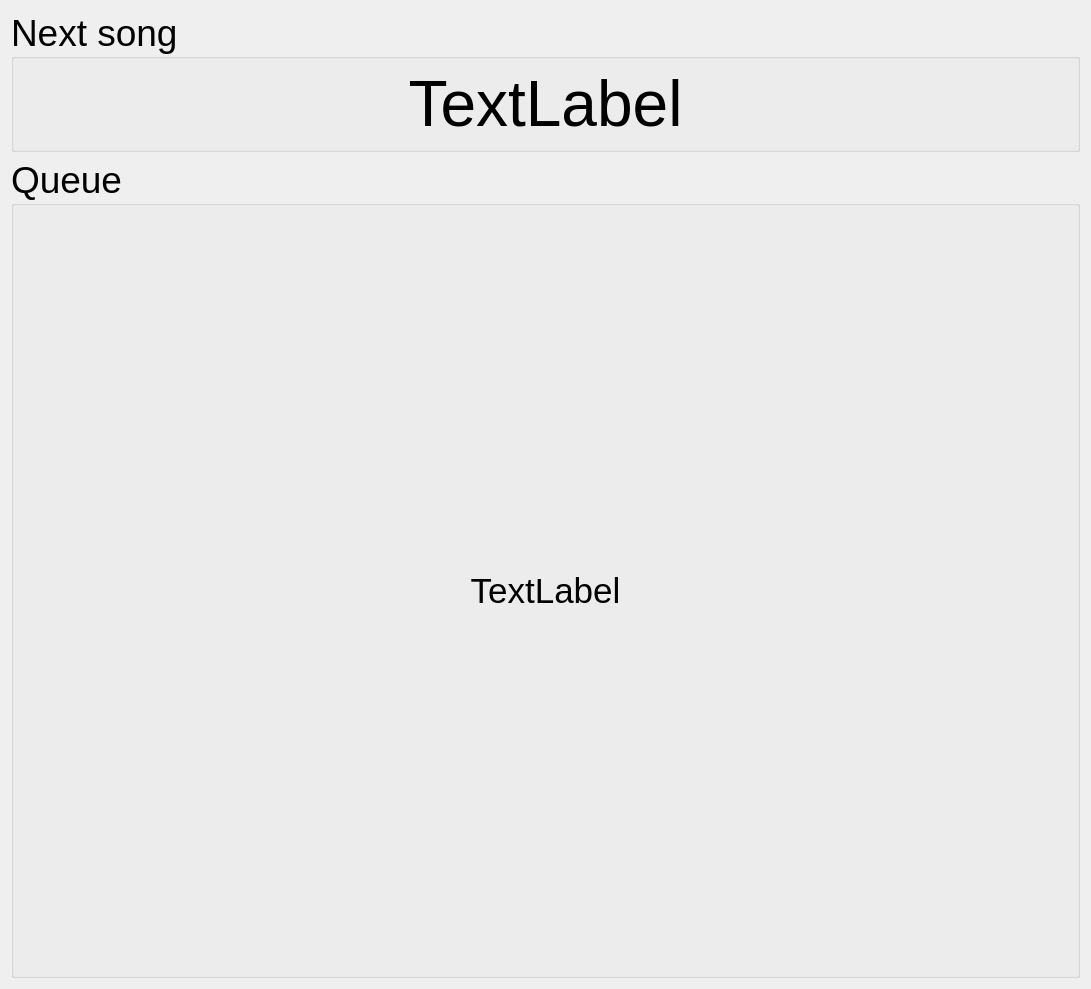
Before: the Qt Designer form pause.ui in metellius/karaserver, drawn with Qt 5.
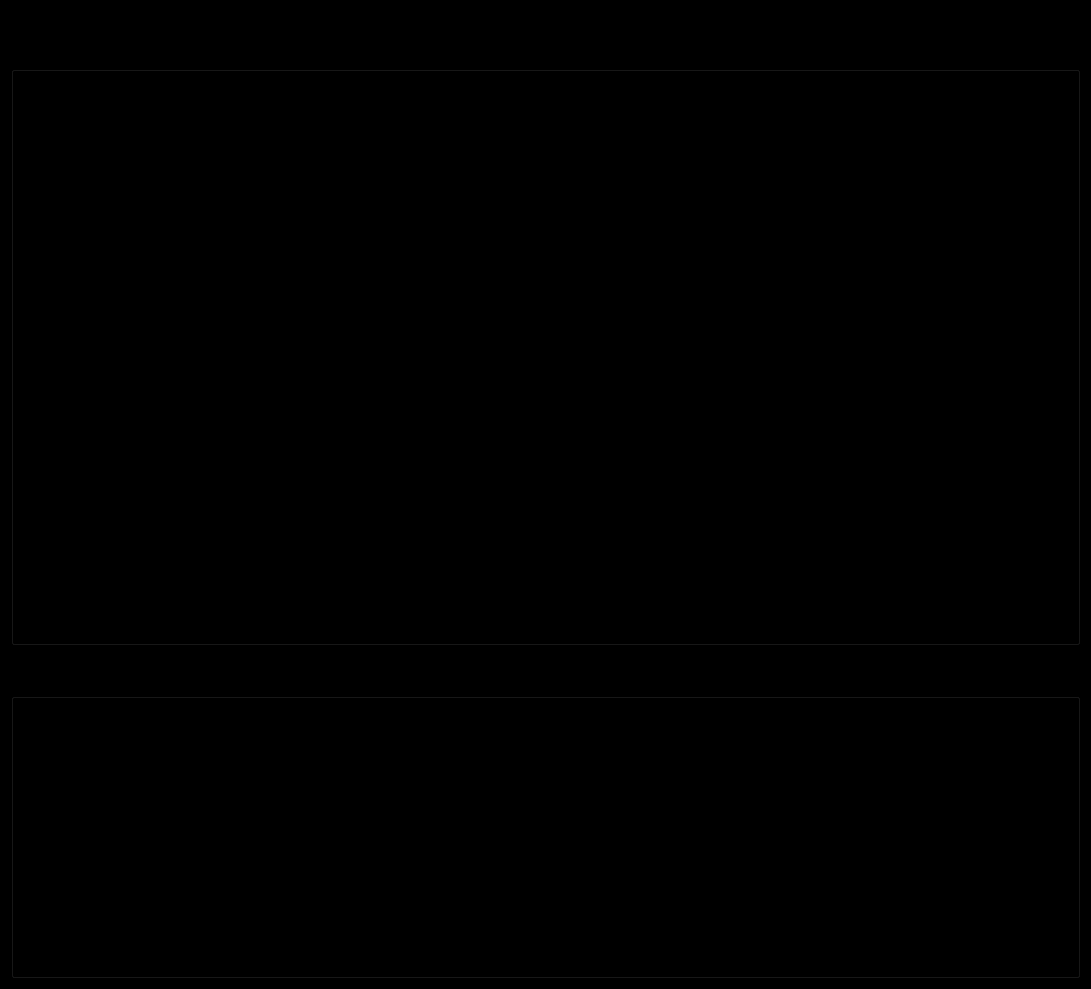
After: the same form once the commit is applied.

The edit to the form file:
```diff
--- a/pause.ui
+++ b/pause.ui
@@ -10,6 +10,421 @@
     <height>989</height>
    </rect>
   </property>
+  <property name="palette">
+   <palette>
+    <active>
+     <colorrole role="WindowText">
+      <brush brushstyle="SolidPattern">
+       <color alpha="255">
+        <red>255</red>
+        <green>255</green>
+        <blue>255</blue>
+       </color>
+      </brush>
+     </colorrole>
+     <colorrole role="Button">
+      <brush brushstyle="SolidPattern">
+       <color alpha="255">
+        <red>0</red>
+        <green>0</green>
+        <blue>0</blue>
+       </color>
+      </brush>
+     </colorrole>
+     <colorrole role="Light">
+      <brush brushstyle="SolidPattern">
+       <color alpha="255">
+        <red>0</red>
+        <green>0</green>
+        <blue>0</blue>
+       </color>
+      </brush>
+     </colorrole>
+     <colorrole role="Midlight">
+      <brush brushstyle="SolidPattern">
+       <color alpha="255">
+        <red>0</red>
+        <green>0</green>
+        <blue>0</blue>
+       </color>
+      </brush>
+     </colorrole>
+     <colorrole role="Dark">
+      <brush brushstyle="SolidPattern">
+       <color alpha="255">
+        <red>0</red>
+        <green>0</green>
+        <blue>0</blue>
+       </color>
+      </brush>
+     </colorrole>
+     <colorrole role="Mid">
+      <brush brushstyle="SolidPattern">
+       <color alpha="255">
+        <red>0</red>
+        <green>0</green>
+        <blue>0</blue>
+       </color>
+      </brush>
+     </colorrole>
+     <colorrole role="Text">
+      <brush brushstyle="SolidPattern">
+       <color alpha="255">
+        <red>255</red>
+        <green>255</green>
+        <blue>255</blue>
+       </color>
+      </brush>
+     </colorrole>
+     <colorrole role="BrightText">
+      <brush brushstyle="SolidPattern">
+       <color alpha="255">
+        <red>255</red>
+        <green>255</green>
+        <blue>255</blue>
+       </color>
+      </brush>
+     </colorrole>
+     <colorrole role="ButtonText">
+      <brush brushstyle="SolidPattern">
+       <color alpha="255">
+        <red>255</red>
+        <green>255</green>
+        <blue>255</blue>
+       </color>
+      </brush>
+     </colorrole>
+     <colorrole role="Base">
+      <brush brushstyle="SolidPattern">
+       <color alpha="255">
+        <red>0</red>
+        <green>0</green>
+        <blue>0</blue>
+       </color>
+      </brush>
+     </colorrole>
+     <colorrole role="Window">
+      <brush brushstyle="SolidPattern">
+       <color alpha="255">
+        <red>0</red>
+        <green>0</green>
+        <blue>0</blue>
+       </color>
+      </brush>
+     </colorrole>
+     <colorrole role="Shadow">
+      <brush brushstyle="SolidPattern">
+       <color alpha="255">
+        <red>0</red>
+        <green>0</green>
+        <blue>0</blue>
+       </color>
+      </brush>
+     </colorrole>
+     <colorrole role="AlternateBase">
+      <brush brushstyle="SolidPattern">
+       <color alpha="255">
+        <red>0</red>
+        <green>0</green>
+        <blue>0</blue>
+       </color>
+      </brush>
+     </colorrole>
+     <colorrole role="ToolTipBase">
+      <brush brushstyle="SolidPattern">
+       <color alpha="255">
+        <red>255</red>
+        <green>255</green>
+        <blue>220</blue>
+       </color>
+      </brush>
+     </colorrole>
+     <colorrole role="ToolTipText">
+      <brush brushstyle="SolidPattern">
+       <color alpha="255">
+        <red>0</red>
+        <green>0</green>
+        <blue>0</blue>
+       </color>
+      </brush>
+     </colorrole>
+    </active>
+    <inactive>
+     <colorrole role="WindowText">
+      <brush brushstyle="SolidPattern">
+       <color alpha="255">
+        <red>255</red>
+        <green>255</green>
+        <blue>255</blue>
+       </color>
+      </brush>
+     </colorrole>
+     <colorrole role="Button">
+      <brush brushstyle="SolidPattern">
+       <color alpha="255">
+        <red>0</red>
+        <green>0</green>
+        <blue>0</blue>
+       </color>
+      </brush>
+     </colorrole>
+     <colorrole role="Light">
+      <brush brushstyle="SolidPattern">
+       <color alpha="255">
+        <red>0</red>
+        <green>0</green>
+        <blue>0</blue>
+       </color>
+      </brush>
+     </colorrole>
+     <colorrole role="Midlight">
+      <brush brushstyle="SolidPattern">
+       <color alpha="255">
+        <red>0</red>
+        <green>0</green>
+        <blue>0</blue>
+       </color>
+      </brush>
+     </colorrole>
+     <colorrole role="Dark">
+      <brush brushstyle="SolidPattern">
+       <color alpha="255">
+        <red>0</red>
+        <green>0</green>
+        <blue>0</blue>
+       </color>
+      </brush>
+     </colorrole>
+     <colorrole role="Mid">
+      <brush brushstyle="SolidPattern">
+       <color alpha="255">
+        <red>0</red>
+        <green>0</green>
+        <blue>0</blue>
+       </color>
+      </brush>
+     </colorrole>
+     <colorrole role="Text">
+      <brush brushstyle="SolidPattern">
+       <color alpha="255">
+        <red>255</red>
+        <green>255</green>
+        <blue>255</blue>
+       </color>
+      </brush>
+     </colorrole>
+     <colorrole role="BrightText">
+      <brush brushstyle="SolidPattern">
+       <color alpha="255">
+        <red>255</red>
+        <green>255</green>
+        <blue>255</blue>
+       </color>
+      </brush>
+     </colorrole>
+     <colorrole role="ButtonText">
+      <brush brushstyle="SolidPattern">
+       <color alpha="255">
+        <red>255</red>
+        <green>255</green>
+        <blue>255</blue>
+       </color>
+      </brush>
+     </colorrole>
+     <colorrole role="Base">
+      <brush brushstyle="SolidPattern">
+       <color alpha="255">
+        <red>0</red>
+        <green>0</green>
+        <blue>0</blue>
+       </color>
+      </brush>
+     </colorrole>
+     <colorrole role="Window">
+      <brush brushstyle="SolidPattern">
+       <color alpha="255">
+        <red>0</red>
+        <green>0</green>
+        <blue>0</blue>
+       </color>
+      </brush>
+     </colorrole>
+     <colorrole role="Shadow">
+      <brush brushstyle="SolidPattern">
+       <color alpha="255">
+        <red>0</red>
+        <green>0</green>
+        <blue>0</blue>
+       </color>
+      </brush>
+     </colorrole>
+     <colorrole role="AlternateBase">
+      <brush brushstyle="SolidPattern">
+       <color alpha="255">
+        <red>0</red>
+        <green>0</green>
+        <blue>0</blue>
+       </color>
+      </brush>
+     </colorrole>
+     <colorrole role="ToolTipBase">
+      <brush brushstyle="SolidPattern">
+       <color alpha="255">
+        <red>255</red>
+        <green>255</green>
+        <blue>220</blue>
+       </color>
+      </brush>
+     </colorrole>
+     <colorrole role="ToolTipText">
+      <brush brushstyle="SolidPattern">
+       <color alpha="255">
+        <red>0</red>
+        <green>0</green>
+        <blue>0</blue>
+       </color>
+      </brush>
+     </colorrole>
+    </inactive>
+    <disabled>
+     <colorrole role="WindowText">
+      <brush brushstyle="SolidPattern">
+       <color alpha="255">
+        <red>0</red>
+        <green>0</green>
+        <blue>0</blue>
+       </color>
+      </brush>
+     </colorrole>
+     <colorrole role="Button">
+      <brush brushstyle="SolidPattern">
+       <color alpha="255">
+        <red>0</red>
+        <green>0</green>
+        <blue>0</blue>
+       </color>
+      </brush>
+     </colorrole>
+     <colorrole role="Light">
+      <brush brushstyle="SolidPattern">
+       <color alpha="255">
+        <red>0</red>
+        <green>0</green>
+        <blue>0</blue>
+       </color>
+      </brush>
+     </colorrole>
+     <colorrole role="Midlight">
+      <brush brushstyle="SolidPattern">
+       <color alpha="255">
+        <red>0</red>
+        <green>0</green>
+        <blue>0</blue>
+       </color>
+      </brush>
+     </colorrole>
+     <colorrole role="Dark">
+      <brush brushstyle="SolidPattern">
+       <color alpha="255">
+        <red>0</red>
+        <green>0</green>
+        <blue>0</blue>
+       </color>
+      </brush>
+     </colorrole>
+     <colorrole role="Mid">
+      <brush brushstyle="SolidPattern">
+       <color alpha="255">
+        <red>0</red>
+        <green>0</green>
+        <blue>0</blue>
+       </color>
+      </brush>
+     </colorrole>
+     <colorrole role="Text">
+      <brush brushstyle="SolidPattern">
+       <color alpha="255">
+        <red>0</red>
+        <green>0</green>
+        <blue>0</blue>
+       </color>
+      </brush>
+     </colorrole>
+     <colorrole role="BrightText">
+      <brush brushstyle="SolidPattern">
+       <color alpha="255">
+        <red>255</red>
+        <green>255</green>
+        <blue>255</blue>
+       </color>
+      </brush>
+     </colorrole>
+     <colorrole role="ButtonText">
+      <brush brushstyle="SolidPattern">
+       <color alpha="255">
+        <red>0</red>
+        <green>0</green>
+        <blue>0</blue>
+       </color>
+      </brush>
+     </colorrole>
+     <colorrole role="Base">
+      <brush brushstyle="SolidPattern">
+       <color alpha="255">
+        <red>0</red>
+        <green>0</green>
+        <blue>0</blue>
+       </color>
+      </brush>
+     </colorrole>
+     <colorrole role="Window">
+      <brush brushstyle="SolidPattern">
+       <color alpha="255">
+        <red>0</red>
+        <green>0</green>
+        <blue>0</blue>
+       </color>
+      </brush>
+     </colorrole>
+     <colorrole role="Shadow">
+      <brush brushstyle="SolidPattern">
+       <color alpha="255">
+        <red>0</red>
+        <green>0</green>
+        <blue>0</blue>
+       </color>
+      </brush>
+     </colorrole>
+     <colorrole role="AlternateBase">
+      <brush brushstyle="SolidPattern">
+       <color alpha="255">
+        <red>0</red>
+        <green>0</green>
+        <blue>0</blue>
+       </color>
+      </brush>
+     </colorrole>
+     <colorrole role="ToolTipBase">
+      <brush brushstyle="SolidPattern">
+       <color alpha="255">
+        <red>255</red>
+        <green>255</green>
+        <blue>220</blue>
+       </color>
+      </brush>
+     </colorrole>
+     <colorrole role="ToolTipText">
+      <brush brushstyle="SolidPattern">
+       <color alpha="255">
+        <red>0</red>
+        <green>0</green>
+        <blue>0</blue>
+       </color>
+      </brush>
+     </colorrole>
+    </disabled>
+   </palette>
+  </property>
   <property name="font">
    <font>
     <pointsize>28</pointsize>
@@ -22,11 +437,432 @@
    <item>
     <widget class="QGroupBox" name="groupBox">
      <property name="sizePolicy">
-      <sizepolicy hsizetype="Preferred" vsizetype="Maximum">
+      <sizepolicy hsizetype="Preferred" vsizetype="Expanding">
        <horstretch>0</horstretch>
        <verstretch>0</verstretch>
       </sizepolicy>
      </property>
+     <property name="palette">
+      <palette>
+       <active>
+        <colorrole role="WindowText">
+         <brush brushstyle="SolidPattern">
+          <color alpha="255">
+           <red>0</red>
+           <green>0</green>
+           <blue>0</blue>
+          </color>
+         </brush>
+        </colorrole>
+        <colorrole role="Button">
+         <brush brushstyle="SolidPattern">
+          <color alpha="255">
+           <red>69</red>
+           <green>255</green>
+           <blue>255</blue>
+          </color>
+         </brush>
+        </colorrole>
+        <colorrole role="Light">
+         <brush brushstyle="SolidPattern">
+          <color alpha="255">
+           <red>197</red>
+           <green>255</green>
+           <blue>255</blue>
+          </color>
+         </brush>
+        </colorrole>
+        <colorrole role="Midlight">
+         <brush brushstyle="SolidPattern">
+          <color alpha="255">
+           <red>133</red>
+           <green>255</green>
+           <blue>255</blue>
+          </color>
+         </brush>
+        </colorrole>
+        <colorrole role="Dark">
+         <brush brushstyle="SolidPattern">
+          <color alpha="255">
+           <red>34</red>
+           <green>127</green>
+           <blue>127</blue>
+          </color>
+         </brush>
+        </colorrole>
+        <colorrole role="Mid">
+         <brush brushstyle="SolidPattern">
+          <color alpha="255">
+           <red>46</red>
+           <green>170</green>
+           <blue>170</blue>
+          </color>
+         </brush>
+        </colorrole>
+        <colorrole role="Text">
+         <brush brushstyle="SolidPattern">
+          <color alpha="255">
+           <red>0</red>
+           <green>0</green>
+           <blue>0</blue>
+          </color>
+         </brush>
+        </colorrole>
+        <colorrole role="BrightText">
+         <brush brushstyle="SolidPattern">
+          <color alpha="255">
+           <red>255</red>
+           <green>255</green>
+           <blue>255</blue>
+          </color>
+         </brush>
+        </colorrole>
+        <colorrole role="ButtonText">
+         <brush brushstyle="SolidPattern">
+          <color alpha="255">
+           <red>0</red>
+           <green>0</green>
+           <blue>0</blue>
+          </color>
+         </brush>
+        </colorrole>
+        <colorrole role="Base">
+         <brush brushstyle="SolidPattern">
+          <color alpha="255">
+           <red>255</red>
+           <green>255</green>
+           <blue>255</blue>
+          </color>
+         </brush>
+        </colorrole>
+        <colorrole role="Window">
+         <brush brushstyle="SolidPattern">
+          <color alpha="255">
+           <red>69</red>
+           <green>255</green>
+           <blue>255</blue>
+          </color>
+         </brush>
+        </colorrole>
+        <colorrole role="Shadow">
+         <brush brushstyle="SolidPattern">
+          <color alpha="255">
+           <red>0</red>
+           <green>0</green>
+           <blue>0</blue>
+          </color>
+         </brush>
+        </colorrole>
+        <colorrole role="AlternateBase">
+         <brush brushstyle="SolidPattern">
+          <color alpha="255">
+           <red>162</red>
+           <green>255</green>
+           <blue>255</blue>
+          </color>
+         </brush>
+        </colorrole>
+        <colorrole role="ToolTipBase">
+         <brush brushstyle="SolidPattern">
+          <color alpha="255">
+           <red>255</red>
+           <green>255</green>
+           <blue>220</blue>
+          </color>
+         </brush>
+        </colorrole>
+        <colorrole role="ToolTipText">
+         <brush brushstyle="SolidPattern">
+          <color alpha="255">
+           <red>0</red>
+           <green>0</green>
+           <blue>0</blue>
+          </color>
+         </brush>
+        </colorrole>
+       </active>
+       <inactive>
+        <colorrole role="WindowText">
+         <brush brushstyle="SolidPattern">
+          <color alpha="255">
+           <red>0</red>
+           <green>0</green>
+           <blue>0</blue>
+          </color>
+         </brush>
+        </colorrole>
+        <colorrole role="Button">
+         <brush brushstyle="SolidPattern">
+          <color alpha="255">
+           <red>69</red>
+           <green>255</green>
+           <blue>255</blue>
+          </color>
+         </brush>
+        </colorrole>
+        <colorrole role="Light">
+         <brush brushstyle="SolidPattern">
+          <color alpha="255">
+           <red>197</red>
+           <green>255</green>
+           <blue>255</blue>
+          </color>
+         </brush>
+        </colorrole>
+        <colorrole role="Midlight">
+         <brush brushstyle="SolidPattern">
+          <color alpha="255">
+           <red>133</red>
+           <green>255</green>
+           <blue>255</blue>
+          </color>
+         </brush>
+        </colorrole>
+        <colorrole role="Dark">
+         <brush brushstyle="SolidPattern">
+          <color alpha="255">
+           <red>34</red>
+           <green>127</green>
+           <blue>127</blue>
+          </color>
+         </brush>
+        </colorrole>
+        <colorrole role="Mid">
+         <brush brushstyle="SolidPattern">
+          <color alpha="255">
+           <red>46</red>
+           <green>170</green>
+           <blue>170</blue>
+          </color>
+         </brush>
+        </colorrole>
+        <colorrole role="Text">
+         <brush brushstyle="SolidPattern">
+          <color alpha="255">
+           <red>0</red>
+           <green>0</green>
+           <blue>0</blue>
+          </color>
+         </brush>
+        </colorrole>
+        <colorrole role="BrightText">
+         <brush brushstyle="SolidPattern">
+          <color alpha="255">
+           <red>255</red>
+           <green>255</green>
+           <blue>255</blue>
+          </color>
+         </brush>
+        </colorrole>
+        <colorrole role="ButtonText">
+         <brush brushstyle="SolidPattern">
+          <color alpha="255">
+           <red>0</red>
+           <green>0</green>
+           <blue>0</blue>
+          </color>
+         </brush>
+        </colorrole>
+        <colorrole role="Base">
+         <brush brushstyle="SolidPattern">
+          <color alpha="255">
+           <red>255</red>
+           <green>255</green>
+           <blue>255</blue>
+          </color>
+         </brush>
+        </colorrole>
+        <colorrole role="Window">
+         <brush brushstyle="SolidPattern">
+          <color alpha="255">
+           <red>69</red>
+           <green>255</green>
+           <blue>255</blue>
+          </color>
+         </brush>
+        </colorrole>
+        <colorrole role="Shadow">
+         <brush brushstyle="SolidPattern">
+          <color alpha="255">
+           <red>0</red>
+           <green>0</green>
+           <blue>0</blue>
+          </color>
+         </brush>
+        </colorrole>
+        <colorrole role="AlternateBase">
+         <brush brushstyle="SolidPattern">
+          <color alpha="255">
+           <red>162</red>
+           <green>255</green>
+           <blue>255</blue>
+          </color>
+         </brush>
+        </colorrole>
+        <colorrole role="ToolTipBase">
+         <brush brushstyle="SolidPattern">
+          <color alpha="255">
+           <red>255</red>
+           <green>255</green>
+           <blue>220</blue>
+          </color>
+         </brush>
+        </colorrole>
+        <colorrole role="ToolTipText">
+         <brush brushstyle="SolidPattern">
+          <color alpha="255">
+           <red>0</red>
+           <green>0</green>
+           <blue>0</blue>
+          </color>
+         </brush>
+        </colorrole>
+       </inactive>
+       <disabled>
+        <colorrole role="WindowText">
+         <brush brushstyle="SolidPattern">
+          <color alpha="255">
+           <red>34</red>
+           <green>127</green>
+           <blue>127</blue>
+          </color>
+         </brush>
+        </colorrole>
+        <colorrole role="Button">
+         <brush brushstyle="SolidPattern">
+          <color alpha="255">
+           <red>69</red>
+           <green>255</green>
+           <blue>255</blue>
+          </color>
+         </brush>
+        </colorrole>
+        <colorrole role="Light">
+         <brush brushstyle="SolidPattern">
+          <color alpha="255">
+           <red>197</red>
+           <green>255</green>
+           <blue>255</blue>
+          </color>
+         </brush>
+        </colorrole>
+        <colorrole role="Midlight">
+         <brush brushstyle="SolidPattern">
+          <color alpha="255">
+           <red>133</red>
+           <green>255</green>
+           <blue>255</blue>
+          </color>
+         </brush>
+        </colorrole>
+        <colorrole role="Dark">
+         <brush brushstyle="SolidPattern">
+          <color alpha="255">
+           <red>34</red>
+           <green>127</green>
+           <blue>127</blue>
+          </color>
+         </brush>
+        </colorrole>
+        <colorrole role="Mid">
+         <brush brushstyle="SolidPattern">
+          <color alpha="255">
+           <red>46</red>
+           <green>170</green>
+           <blue>170</blue>
+          </color>
+         </brush>
+        </colorrole>
+        <colorrole role="Text">
+         <brush brushstyle="SolidPattern">
+          <color alpha="255">
+           <red>34</red>
+           <green>127</green>
+           <blue>127</blue>
+          </color>
+         </brush>
+        </colorrole>
+        <colorrole role="BrightText">
+         <brush brushstyle="SolidPattern">
+          <color alpha="255">
+           <red>255</red>
+           <green>255</green>
+           <blue>255</blue>
+          </color>
+         </brush>
+        </colorrole>
+        <colorrole role="ButtonText">
+         <brush brushstyle="SolidPattern">
+          <color alpha="255">
+           <red>34</red>
+           <green>127</green>
+           <blue>127</blue>
+          </color>
+         </brush>
+        </colorrole>
+        <colorrole role="Base">
+         <brush brushstyle="SolidPattern">
+          <color alpha="255">
+           <red>69</red>
+           <green>255</green>
+           <blue>255</blue>
+          </color>
+         </brush>
+        </colorrole>
+        <colorrole role="Window">
+         <brush brushstyle="SolidPattern">
+          <color alpha="255">
+           <red>69</red>
+           <green>255</green>
+           <blue>255</blue>
+          </color>
+         </brush>
+        </colorrole>
+        <colorrole role="Shadow">
+         <brush brushstyle="SolidPattern">
+          <color alpha="255">
+           <red>0</red>
+           <green>0</green>
+           <blue>0</blue>
+          </color>
+         </brush>
+        </colorrole>
+        <colorrole role="AlternateBase">
+         <brush brushstyle="SolidPattern">
+          <color alpha="255">
+           <red>69</red>
+           <green>255</green>
+           <blue>255</blue>
+          </color>
+         </brush>
+        </colorrole>
+        <colorrole role="ToolTipBase">
+         <brush brushstyle="SolidPattern">
+          <color alpha="255">
+           <red>255</red>
+           <green>255</green>
+           <blue>220</blue>
+          </color>
+         </brush>
+        </colorrole>
+        <colorrole role="ToolTipText">
+         <brush brushstyle="SolidPattern">
+          <color alpha="255">
+           <red>0</red>
+           <green>0</green>
+           <blue>0</blue>
+          </color>
+         </brush>
+        </colorrole>
+       </disabled>
+      </palette>
+     </property>
+     <property name="font">
+      <font>
+       <pointsize>36</pointsize>
+       <underline>true</underline>
+      </font>
+     </property>
      <property name="title">
       <string>Next song</string>
      </property>
@@ -36,14 +872,20 @@
         <property name="font">
          <font>
           <pointsize>48</pointsize>
+          <weight>75</weight>
+          <bold>true</bold>
+          <underline>false</underline>
          </font>
         </property>
         <property name="text">
-         <string>TextLabel</string>
+         <string>SF001 Michael Jackson - Bad</string>
         </property>
         <property name="alignment">
          <set>Qt::AlignCenter</set>
         </property>
+        <property name="wordWrap">
+         <bool>true</bool>
+        </property>
        </widget>
       </item>
      </layout>
@@ -52,11 +894,431 @@
    <item>
     <widget class="QGroupBox" name="groupBox_2">
      <property name="sizePolicy">
-      <sizepolicy hsizetype="Preferred" vsizetype="Expanding">
+      <sizepolicy hsizetype="Preferred" vsizetype="Preferred">
        <horstretch>0</horstretch>
        <verstretch>0</verstretch>
       </sizepolicy>
      </property>
+     <property name="palette">
+      <palette>
+       <active>
+        <colorrole role="WindowText">
+         <brush brushstyle="SolidPattern">
+          <color alpha="255">
+           <red>0</red>
+           <green>0</green>
+           <blue>0</blue>
+          </color>
+         </brush>
+        </colorrole>
+        <colorrole role="Button">
+         <brush brushstyle="SolidPattern">
+          <color alpha="255">
+           <red>170</red>
+           <green>255</green>
+           <blue>255</blue>
+          </color>
+         </brush>
+        </colorrole>
+        <colorrole role="Light">
+         <brush brushstyle="SolidPattern">
+          <color alpha="255">
+           <red>255</red>
+           <green>255</green>
+           <blue>255</blue>
+          </color>
+         </brush>
+        </colorrole>
+        <colorrole role="Midlight">
+         <brush brushstyle="SolidPattern">
+          <color alpha="255">
+           <red>212</red>
+           <green>255</green>
+           <blue>255</blue>
+          </color>
+         </brush>
+        </colorrole>
+        <colorrole role="Dark">
+         <brush brushstyle="SolidPattern">
+          <color alpha="255">
+           <red>85</red>
+           <green>127</green>
+           <blue>127</blue>
+          </color>
+         </brush>
+        </colorrole>
+        <colorrole role="Mid">
+         <brush brushstyle="SolidPattern">
+          <color alpha="255">
+           <red>113</red>
+           <green>170</green>
+           <blue>170</blue>
+          </color>
+         </brush>
+        </colorrole>
+        <colorrole role="Text">
+         <brush brushstyle="SolidPattern">
+          <color alpha="255">
+           <red>0</red>
+           <green>0</green>
+           <blue>0</blue>
+          </color>
+         </brush>
+        </colorrole>
+        <colorrole role="BrightText">
+         <brush brushstyle="SolidPattern">
+          <color alpha="255">
+           <red>255</red>
+           <green>255</green>
+           <blue>255</blue>
+          </color>
+         </brush>
+        </colorrole>
+        <colorrole role="ButtonText">
+         <brush brushstyle="SolidPattern">
+          <color alpha="255">
+           <red>0</red>
+           <green>0</green>
+           <blue>0</blue>
+          </color>
+         </brush>
+        </colorrole>
+        <colorrole role="Base">
+         <brush brushstyle="SolidPattern">
+          <color alpha="255">
+           <red>255</red>
+           <green>255</green>
+           <blue>255</blue>
+          </color>
+         </brush>
+        </colorrole>
+        <colorrole role="Window">
+         <brush brushstyle="SolidPattern">
+          <color alpha="255">
+           <red>170</red>
+           <green>255</green>
+           <blue>255</blue>
+          </color>
+         </brush>
+        </colorrole>
+        <colorrole role="Shadow">
+         <brush brushstyle="SolidPattern">
+          <color alpha="255">
+           <red>0</red>
+           <green>0</green>
+           <blue>0</blue>
+          </color>
+         </brush>
+        </colorrole>
+        <colorrole role="AlternateBase">
+         <brush brushstyle="SolidPattern">
+          <color alpha="255">
+           <red>212</red>
+           <green>255</green>
+           <blue>255</blue>
+          </color>
+         </brush>
+        </colorrole>
+        <colorrole role="ToolTipBase">
+         <brush brushstyle="SolidPattern">
+          <color alpha="255">
+           <red>255</red>
+           <green>255</green>
+           <blue>220</blue>
+          </color>
+         </brush>
+        </colorrole>
+        <colorrole role="ToolTipText">
+         <brush brushstyle="SolidPattern">
+          <color alpha="255">
+           <red>0</red>
+           <green>0</green>
+           <blue>0</blue>
+          </color>
+         </brush>
+        </colorrole>
+       </active>
+       <inactive>
+        <colorrole role="WindowText">
+         <brush brushstyle="SolidPattern">
+          <color alpha="255">
+           <red>0</red>
+           <green>0</green>
+           <blue>0</blue>
+          </color>
+         </brush>
+        </colorrole>
+        <colorrole role="Button">
+         <brush brushstyle="SolidPattern">
+          <color alpha="255">
+           <red>170</red>
+           <green>255</green>
+           <blue>255</blue>
+          </color>
+         </brush>
+        </colorrole>
+        <colorrole role="Light">
+         <brush brushstyle="SolidPattern">
+          <color alpha="255">
+           <red>255</red>
+           <green>255</green>
+           <blue>255</blue>
+          </color>
+         </brush>
+        </colorrole>
+        <colorrole role="Midlight">
+         <brush brushstyle="SolidPattern">
+          <color alpha="255">
+           <red>212</red>
+           <green>255</green>
+           <blue>255</blue>
+          </color>
+         </brush>
+        </colorrole>
+        <colorrole role="Dark">
+         <brush brushstyle="SolidPattern">
+          <color alpha="255">
+           <red>85</red>
+           <green>127</green>
+           <blue>127</blue>
+          </color>
+         </brush>
+        </colorrole>
+        <colorrole role="Mid">
+         <brush brushstyle="SolidPattern">
+          <color alpha="255">
+           <red>113</red>
+           <green>170</green>
+           <blue>170</blue>
+          </color>
+         </brush>
+        </colorrole>
+        <colorrole role="Text">
+         <brush brushstyle="SolidPattern">
+          <color alpha="255">
+           <red>0</red>
+           <green>0</green>
+           <blue>0</blue>
+          </color>
+         </brush>
+        </colorrole>
+        <colorrole role="BrightText">
+         <brush brushstyle="SolidPattern">
+          <color alpha="255">
+           <red>255</red>
+           <green>255</green>
+           <blue>255</blue>
+          </color>
+         </brush>
+        </colorrole>
+        <colorrole role="ButtonText">
+         <brush brushstyle="SolidPattern">
+          <color alpha="255">
+           <red>0</red>
+           <green>0</green>
+           <blue>0</blue>
+          </color>
+         </brush>
+        </colorrole>
+        <colorrole role="Base">
+         <brush brushstyle="SolidPattern">
+          <color alpha="255">
+           <red>255</red>
+           <green>255</green>
+           <blue>255</blue>
+          </color>
+         </brush>
+        </colorrole>
+        <colorrole role="Window">
+         <brush brushstyle="SolidPattern">
+          <color alpha="255">
+           <red>170</red>
+           <green>255</green>
+           <blue>255</blue>
+          </color>
+         </brush>
+        </colorrole>
+        <colorrole role="Shadow">
+         <brush brushstyle="SolidPattern">
+          <color alpha="255">
+           <red>0</red>
+           <green>0</green>
+           <blue>0</blue>
+          </color>
+         </brush>
+        </colorrole>
+        <colorrole role="AlternateBase">
+         <brush brushstyle="SolidPattern">
+          <color alpha="255">
+           <red>212</red>
+           <green>255</green>
+           <blue>255</blue>
+          </color>
+         </brush>
+        </colorrole>
+        <colorrole role="ToolTipBase">
+         <brush brushstyle="SolidPattern">
+          <color alpha="255">
+           <red>255</red>
+           <green>255</green>
+           <blue>220</blue>
+          </color>
+         </brush>
+        </colorrole>
+        <colorrole role="ToolTipText">
+         <brush brushstyle="SolidPattern">
+          <color alpha="255">
+           <red>0</red>
+           <green>0</green>
+           <blue>0</blue>
+          </color>
+         </brush>
+        </colorrole>
+       </inactive>
+       <disabled>
+        <colorrole role="WindowText">
+         <brush brushstyle="SolidPattern">
+          <color alpha="255">
+           <red>85</red>
+           <green>127</green>
+           <blue>127</blue>
+          </color>
+         </brush>
+        </colorrole>
+        <colorrole role="Button">
+         <brush brushstyle="SolidPattern">
+          <color alpha="255">
+           <red>170</red>
+           <green>255</green>
+           <blue>255</blue>
+          </color>
+         </brush>
+        </colorrole>
+        <colorrole role="Light">
+         <brush brushstyle="SolidPattern">
+          <color alpha="255">
+           <red>255</red>
+           <green>255</green>
+           <blue>255</blue>
+          </color>
+         </brush>
+        </colorrole>
+        <colorrole role="Midlight">
+         <brush brushstyle="SolidPattern">
+          <color alpha="255">
+           <red>212</red>
+           <green>255</green>
+           <blue>255</blue>
+          </color>
+         </brush>
+        </colorrole>
+        <colorrole role="Dark">
+         <brush brushstyle="SolidPattern">
+          <color alpha="255">
+           <red>85</red>
+           <green>127</green>
+           <blue>127</blue>
+          </color>
+         </brush>
+        </colorrole>
+        <colorrole role="Mid">
+         <brush brushstyle="SolidPattern">
+          <color alpha="255">
+           <red>113</red>
+           <green>170</green>
+           <blue>170</blue>
+          </color>
+         </brush>
+        </colorrole>
+        <colorrole role="Text">
+         <brush brushstyle="SolidPattern">
+          <color alpha="255">
+           <red>85</red>
+           <green>127</green>
+           <blue>127</blue>
+          </color>
+         </brush>
+        </colorrole>
+        <colorrole role="BrightText">
+         <brush brushstyle="SolidPattern">
+          <color alpha="255">
+           <red>255</red>
+           <green>255</green>
+           <blue>255</blue>
+          </color>
+         </brush>
+        </colorrole>
+        <colorrole role="ButtonText">
+         <brush brushstyle="SolidPattern">
+          <color alpha="255">
+           <red>85</red>
+           <green>127</green>
+           <blue>127</blue>
+          </color>
+         </brush>
+        </colorrole>
+        <colorrole role="Base">
+         <brush brushstyle="SolidPattern">
+          <color alpha="255">
+           <red>170</red>
+           <green>255</green>
+           <blue>255</blue>
+          </color>
+         </brush>
+        </colorrole>
+        <colorrole role="Window">
+         <brush brushstyle="SolidPattern">
+          <color alpha="255">
+           <red>170</red>
+           <green>255</green>
+           <blue>255</blue>
+          </color>
+         </brush>
+        </colorrole>
+        <colorrole role="Shadow">
+         <brush brushstyle="SolidPattern">
+          <color alpha="255">
+           <red>0</red>
+           <green>0</green>
+           <blue>0</blue>
+          </color>
+         </brush>
+        </colorrole>
+        <colorrole role="AlternateBase">
+         <brush brushstyle="SolidPattern">
+          <color alpha="255">
+           <red>170</red>
+           <green>255</green>
+           <blue>255</blue>
+          </color>
+         </brush>
+        </colorrole>
+        <colorrole role="ToolTipBase">
+         <brush brushstyle="SolidPattern">
+          <color alpha="255">
+           <red>255</red>
+           <green>255</green>
+           <blue>220</blue>
+          </color>
+         </brush>
+        </colorrole>
+        <colorrole role="ToolTipText">
+         <brush brushstyle="SolidPattern">
+          <color alpha="255">
+           <red>0</red>
+           <green>0</green>
+           <blue>0</blue>
+          </color>
+         </brush>
+        </colorrole>
+       </disabled>
+      </palette>
+     </property>
+     <property name="font">
+      <font>
+       <underline>true</underline>
+      </font>
+     </property>
      <property name="title">
       <string>Queue</string>
      </property>
@@ -65,15 +1327,25 @@
        <widget class="QLabel" name="queueLabel">
         <property name="font">
          <font>
-          <pointsize>26</pointsize>
+          <pointsize>24</pointsize>
+          <underline>false</underline>
          </font>
         </property>
         <property name="text">
-         <string>TextLabel</string>
+         <string>SF001 Michael Jackson - Bad
+SF001 Michael Jackson - Bad
+SF001 Michael Jackson - Bad
+SF001 Michael Jackson - Bad
+SF001 Michael Jackson - Bad
+SF001 Michael Jackson - Bad
+SF001 Michael Jackson - Bad</string>
         </property>
         <property name="alignment">
          <set>Qt::AlignCenter</set>
         </property>
+        <property name="wordWrap">
+         <bool>true</bool>
+        </property>
        </widget>
       </item>
      </layout>
```
